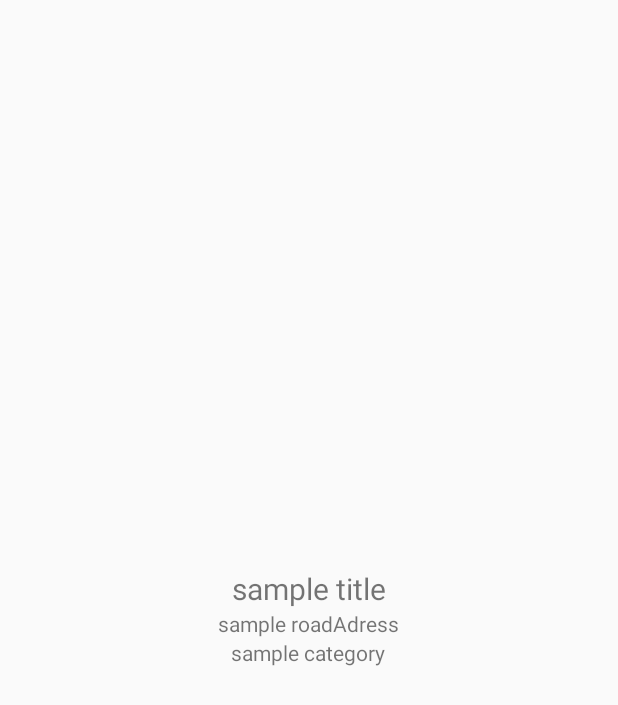
After one commit to hrlee0424/FoodStreet, an Android app: the layout main_recyclerview_item.xml on its own in the app's theme, with its tools: preview values and no code run, on a phone screen of 412 x 824 dp. The commit adds this screen. Shown: the top 705 px of the screen. Run offline under Robolectric (Android 15) with nearby library versions, the phone set to English and light mode, and no system bars.

Commit message:
ListView -> RecyclerView로 변경. RecyclerView 어댑터 생성. 메인화면에서 griditem 클릭 시 리사이클러뷰에 음식점 정보 띄우기 테스트 완료.

```diff
--- a/app/build.gradle
+++ b/app/build.gradle
@@ -26,4 +26,7 @@ dependencies {
     testImplementation 'junit:junit:4.12'
     androidTestImplementation 'androidx.test.ext:junit:1.1.1'
     androidTestImplementation 'androidx.test.espresso:espresso-core:3.2.0'
+
+    implementation 'com.google.code.gson:gson:2.8.2'
+    implementation 'androidx.recyclerview:recyclerview:1.0.0'
 }
--- a/app/src/main/AndroidManifest.xml
+++ b/app/src/main/AndroidManifest.xml
@@ -1,6 +1,8 @@
 <?xml version="1.0" encoding="utf-8"?>
 <manifest xmlns:android="http://schemas.android.com/apk/res/android"
     package="hyerim.my.foodstreet">
+
+    <uses-permission android:name="android.permission.INTERNET"/>
 
     <application
         android:allowBackup="true"
@@ -9,6 +11,7 @@
         android:roundIcon="@mipmap/ic_launcher_round"
         android:supportsRtl="true"
         android:theme="@style/AppTheme">
+        <activity android:name=".FoodListActivity"></activity>
         <activity android:name=".MainActivity">
             <intent-filter>
                 <action android:name="android.intent.action.MAIN" />
--- /dev/null
+++ b/app/src/main/res/layout/main_recyclerview_item.xml
@@ -0,0 +1,27 @@
+<?xml version="1.0" encoding="utf-8"?>
+<LinearLayout xmlns:android="http://schemas.android.com/apk/res/android"
+    android:orientation="vertical" android:layout_width="match_parent"
+    android:layout_height="match_parent"
+    android:gravity="center">
+
+
+    <TextView
+        android:id="@+id/main_recyclerview_title"
+        android:layout_width="wrap_content"
+        android:layout_height="wrap_content"
+        android:text="sample title"
+        android:textSize="20sp"/>
+
+    <TextView
+        android:id="@+id/main_recyclerview_roadadress"
+        android:layout_width="wrap_content"
+        android:layout_height="wrap_content"
+        android:text="sample roadAdress"/>
+
+    <TextView
+        android:id="@+id/main_recyclerview_category"
+        android:layout_width="wrap_content"
+        android:layout_height="wrap_content"
+        android:text="sample category"/>
+
+</LinearLayout>
--- a/app/src/main/res/values/strings.xml
+++ b/app/src/main/res/values/strings.xml
@@ -1,3 +1,6 @@
 <resources>
     <string name="app_name">FoodStreet</string>
+
+    <string name="client_id">PsvNKTozM9di30ga2reO</string>
+    <string name="client_secret">1vgaBvWjyA</string>
 </resources>
```
Also changed, not shown: app/src/main/java/hyerim/my/foodstreet/FoodListActivity.java (added, +139 -0 lines), app/src/main/java/hyerim/my/foodstreet/MainActivity.java (+36 -1 lines), app/src/main/java/hyerim/my/foodstreet/Object/ItemObject.java (added, +13 -0 lines), app/src/main/java/hyerim/my/foodstreet/Object/ResponseObject.java (added, +11 -0 lines), app/src/main/java/hyerim/my/foodstreet/RecyclerViewDecoration.java (added, +27 -0 lines), app/src/main/java/hyerim/my/foodstreet/adapter/MainRecyclerAdapter.java (added, +60 -0 lines), app/src/main/res/layout/activity_main_recyclerview.xml (added, +19 -0 lines).
